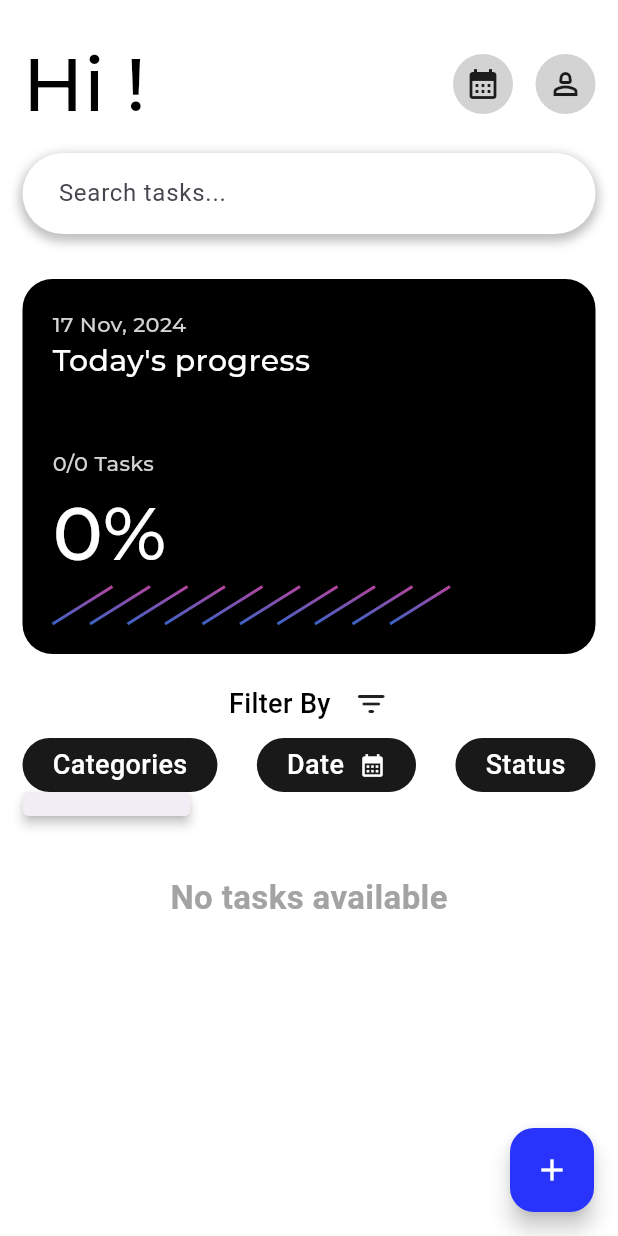
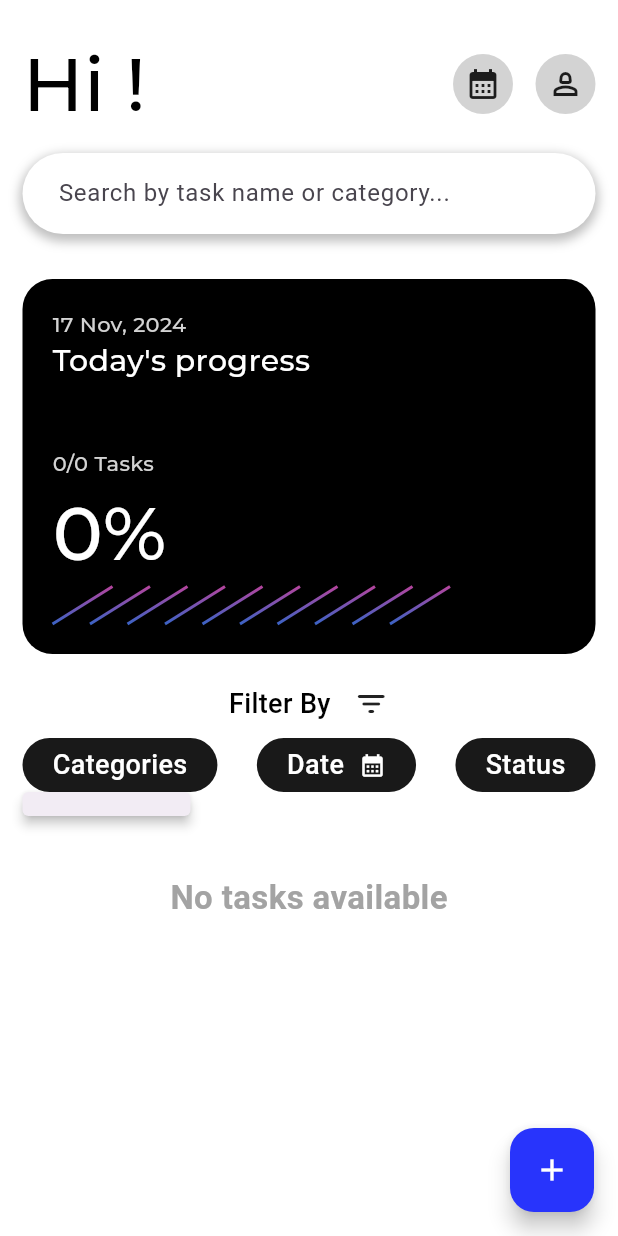
Before and after one commit to EmmyAnieDev/organize_it_flutter_frontend, a Flutter app: the TaskScreen screen opened by its route, after a tap on "Categories", on a phone screen of 412 x 824 dp. Run offline on Flutter 3.47's test engine with Material 3 defaults, Android fonts, the light colour scheme and no system bars; our stand-ins replace flutter_riverpod, flutter_secure_storage, go_router, google_fonts, image_picker, shared_preferences and 1 more; accounts and stored records are empty; network calls fail; Roboto replaces fonts that are missing (Salsa).

Commit message:
implemeted update functionaly for category and also search by category

```diff
--- a/lib/app/config/api_config.dart
+++ b/lib/app/config/api_config.dart
@@ -1,3 +1,3 @@
 class Api {
-  static const baseURL = 'http://192.168.0.101/organize_it/api';
+  static const baseURL = 'http://192.168.1.239/organize_it/api';
 }
--- a/lib/data/providers/task_controller.dart
+++ b/lib/data/providers/task_controller.dart
@@ -45,22 +45,28 @@ class TaskController extends ChangeNotifier {
 
   String _searchQuery = '';
 
+  // Update the filteredTasks getter
   List<Task> get filteredTasks {
     var filtered = _tasks;
 
-    // Apply search filter
+    // Apply search filter for both name and category
     if (_searchQuery.isNotEmpty) {
-      filtered = filtered
-          .where((task) =>
-              task.name.toLowerCase().contains(_searchQuery.toLowerCase()))
-          .toList();
+      final query = _searchQuery.toLowerCase();
+      filtered = filtered.where((task) {
+        final nameMatch = task.name.toLowerCase().contains(query);
+        final categoryMatch =
+            task.category?.toLowerCase().contains(query) ?? false;
+        return nameMatch || categoryMatch;
+      }).toList();
     }
 
+    // Apply category filter
     if (_selectedCategory != null) {
       filtered =
           filtered.where((task) => task.category == _selectedCategory).toList();
     }
 
+    // Apply status filter
     if (_selectedStatus != null) {
       filtered = filtered.where((task) {
         if (_selectedStatus == 'Completed') {
@@ -72,6 +78,7 @@ class TaskController extends ChangeNotifier {
       }).toList();
     }
 
+    // Apply date filter
     if (_selectedDate != null) {
       filtered = filtered.where((task) {
         return task.endDate == _selectedDate;
@@ -97,7 +104,7 @@ class TaskController extends ChangeNotifier {
       }
 
       _tasks = fetchedTasks;
-      _updateCategories();
+      refreshCategorySet();
       notifyListeners();
     } catch (e) {
       _errorMessage = "Failed to fetch tasks: ${e.toString()}";
@@ -199,6 +206,7 @@ class TaskController extends ChangeNotifier {
           name: taskNameController.text.trim(),
           startDate: _startDate!,
           endDate: _endDate!,
+          category: categoryController.text.trim(),
         );
 
         await TaskRepository.updateTask(updatedTask, accessToken);
@@ -207,6 +215,8 @@ class TaskController extends ChangeNotifier {
         await fetchTasks(ref);
 
         Navigator.pop(context);
+        clearControllers();
+
         return true;
       } catch (e) {
         _errorMessage = "Failed to update task: ${e.toString()}";
@@ -250,8 +260,8 @@ class TaskController extends ChangeNotifier {
     }
   }
 
-  // Method to update categories based on tasks
-  void _updateCategories() {
+// Method to refresh the set of unique categories from the task list
+  void refreshCategorySet() {
     _categories.clear();
     for (Task task in _tasks) {
       if (task.category != null && task.category!.isNotEmpty) {
@@ -290,6 +300,7 @@ class TaskController extends ChangeNotifier {
         taskNameController.text = task.name;
         _startDate = task.startDate;
         _endDate = task.endDate;
+        categoryController.text = task.category!;
         notifyListeners();
       }
     } catch (e) {
--- a/lib/data/repositories/task_repo.dart
+++ b/lib/data/repositories/task_repo.dart
@@ -62,6 +62,7 @@ class TaskRepository {
 
   static Future<void> updateTask(Task task, String token) async {
     try {
+      print("Sending updated task data: ${task.toJson()}");
       final response = await ApiService.putRequest(
         'tasks/${task.id}',
         task.toJson(),
--- a/lib/presentation/widgets/search_text_field.dart
+++ b/lib/presentation/widgets/search_text_field.dart
@@ -29,7 +29,7 @@ class SearchTextField extends ConsumerWidget {
         decoration: InputDecoration(
           contentPadding:
               const EdgeInsets.symmetric(vertical: 15, horizontal: 20),
-          hintText: 'Search tasks...',
+          hintText: 'Search by task name or category...',
           border: OutlineInputBorder(
             borderRadius: BorderRadius.circular(30),
             borderSide: BorderSide.none,
```
